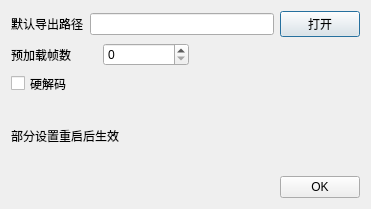
First picture: the form in MultiFormatPlayer/settingsDialog.ui, repository jyhlearning/MultiFormatPlayer, before the edit.
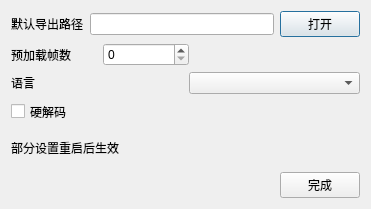
Second picture: the form after the edit.

Diff of the .ui file:
```diff
--- a/MultiFormatPlayer/settingsDialog.ui
+++ b/MultiFormatPlayer/settingsDialog.ui
@@ -74,6 +74,20 @@
      </item>
     </layout>
    </item>
+   <item>
+    <layout class="QHBoxLayout" name="horizontalLayout_4">
+     <item>
+      <widget class="QLabel" name="label_4">
+       <property name="text">
+        <string>语言</string>
+       </property>
+      </widget>
+     </item>
+     <item>
+      <widget class="QComboBox" name="languageComboBox"/>
+     </item>
+    </layout>
+   </item>
    <item>
     <widget class="QCheckBox" name="hwDecodeCheckBox">
      <property name="minimumSize">
@@ -118,7 +132,7 @@
      <item>
       <widget class="QPushButton" name="okButton">
        <property name="text">
-        <string>OK</string>
+        <string>完成</string>
        </property>
       </widget>
      </item>
```
Left out of the diff: 2 changed lines with no effect on the pictures.
